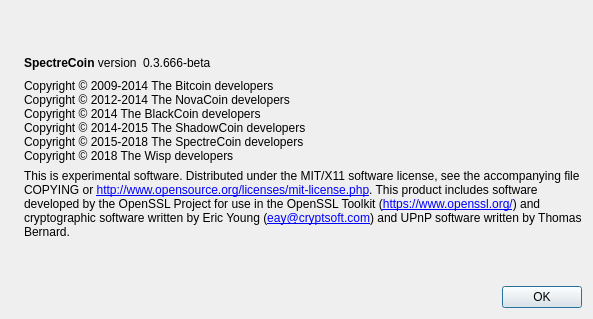
Old version of the form src/qt/forms/aboutdialog.ui in the repository wispproject/wallet.
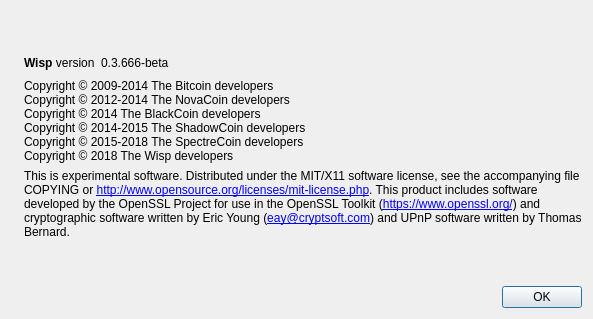
New version of the form. Icons and pictures are not drawn.

Commit message: Fix "about" and "rpcconsole" UI forms

What changed in the file:
```diff
--- a/src/qt/forms/aboutdialog.ui
+++ b/src/qt/forms/aboutdialog.ui
@@ -50,7 +50,7 @@
           <cursorShape>IBeamCursor</cursorShape>
          </property>
          <property name="text">
-          <string>&lt;b&gt;SpectreCoin&lt;/b&gt; version</string>
+          <string>&lt;b&gt;Wisp&lt;/b&gt; version</string>
          </property>
          <property name="textInteractionFlags">
           <set>Qt::LinksAccessibleByMouse|Qt::TextSelectableByKeyboard|Qt::TextSelectableByMouse</set>
```
Left out of the diff: 2 changed lines with no effect on the pictures. The commit also changes 1 other file.
